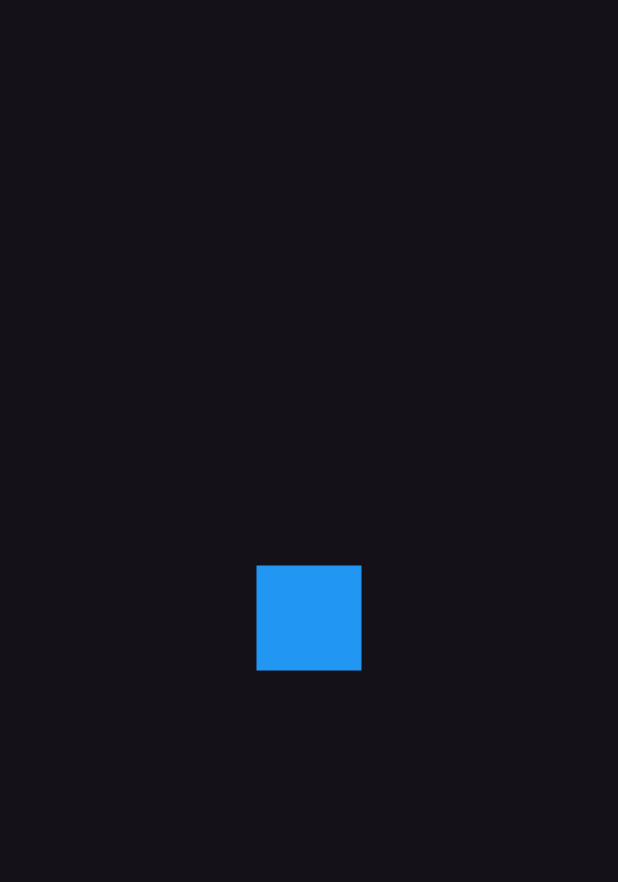
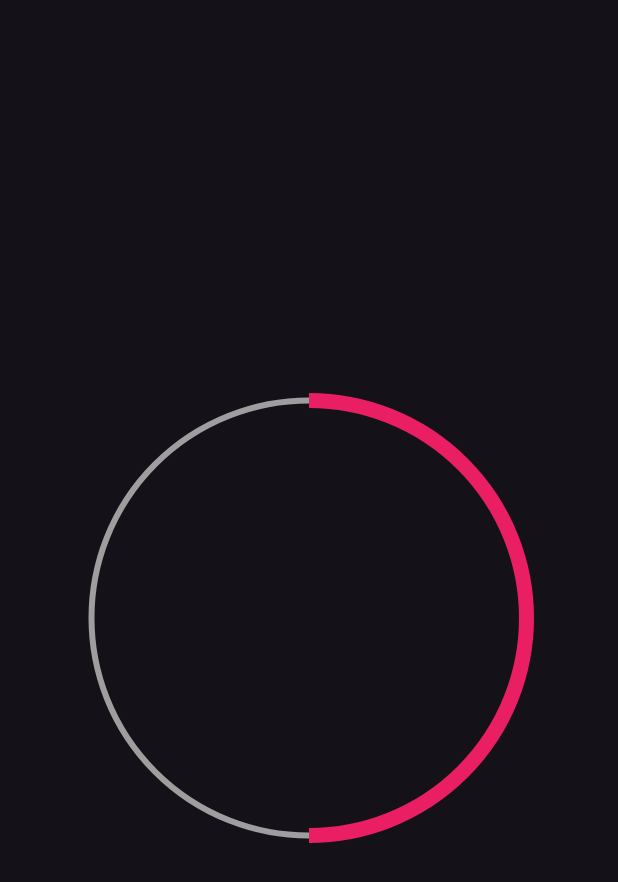
Before and after one commit to max-vigtov/disenos-flutter, a Flutter app: the screen it shows after launch, on a phone screen of 412 x 824 dp. Shown: the top 882 px of the screen. Run offline on Flutter 3.47's test engine with Material 3 defaults, Android fonts, the phone set to English and light mode, and no system bars.

Commit message:
Circular Progress: Circle & arc drawed

```diff
--- a/lib/main.dart
+++ b/lib/main.dart
@@ -1,4 +1,5 @@
-import 'package:disenos_flutter/src/challenges/animate_square_page.dart';
+// import 'package:disenos_flutter/src/challenges/animate_square_page.dart';
+import 'package:disenos_flutter/src/pages/circular_progress_page.dart';
 import 'package:flutter/material.dart';
 //import 'package:disenos_flutter/src/pages/animaciones_page.dart';
 
@@ -16,7 +17,7 @@ class MyApp extends StatelessWidget {
     return  MaterialApp(
       debugShowCheckedModeBanner: false,
       title: 'Diseños App ',
-      home: const AnimateSquarePage(),
+      home: CircularProgressPage(),
       theme: ThemeData(brightness: Brightness.dark),
     );
     }
--- a/lib/src/challenges/animate_square_page.dart
+++ b/lib/src/challenges/animate_square_page.dart
@@ -52,7 +52,6 @@ class _AnimateSquareState extends State<AnimateSquare> with SingleTickerProvider
       CurvedAnimation(parent: controller, curve: const Interval(.75, 1.0, curve: Curves.bounceOut))
     );
 
-
     controller.addListener(() {
       if(controller.status == AnimationStatus.completed){
         controller.reset();
--- /dev/null
+++ b/lib/src/pages/circular_progress_page.dart
@@ -0,0 +1,72 @@
+import 'dart:math';
+
+import 'package:flutter/material.dart';
+
+class CircularProgressPage extends StatefulWidget {
+  const CircularProgressPage({super.key});
+
+  @override
+  State<CircularProgressPage> createState() => _CircularProgressPageState();
+}
+
+class _CircularProgressPageState extends State<CircularProgressPage> {
+  @override
+  Widget build(BuildContext context) {
+    return Scaffold(
+      body: Center(
+        child: Container(
+          padding: const EdgeInsets.all(5),
+          width: 300,
+          height: 300,
+          child: CustomPaint(
+            painter: _MiRadialProgress(50),
+          ),
+        ),
+      )
+    );
+  }
+}
+
+class _MiRadialProgress extends CustomPainter{
+
+  final double percentage;
+
+  _MiRadialProgress( this.percentage);
+  @override
+  void paint(Canvas canvas, Size size) {
+
+    //Circle completed
+    final paint = Paint()
+      ..strokeWidth = 4
+      ..color       = Colors.grey
+      ..style       = PaintingStyle.stroke;
+
+      final Offset center = Offset( size.height * .5, size.width * .5);
+      final double radius = min(size.width * .5, size.height * .5);
+
+      canvas.drawCircle(center, radius, paint);
+
+      //arc
+    final paintArc = Paint()
+      ..strokeWidth = 10
+      ..color       = Colors.pink
+      ..style       = PaintingStyle.stroke;
+
+      //
+
+      double arcAngle = 2 * pi * ( percentage / 100 );
+
+      canvas.drawArc(
+        Rect.fromCircle(center: center, radius: radius),
+        -pi / 2,
+        arcAngle,
+        false,
+        paintArc
+      );
+
+  }
+
+  @override
+  bool shouldRepaint(covariant CustomPainter oldDelegate) => true;
+
+}
```
Also changed, not shown: pubspec.lock, 4 other files.
